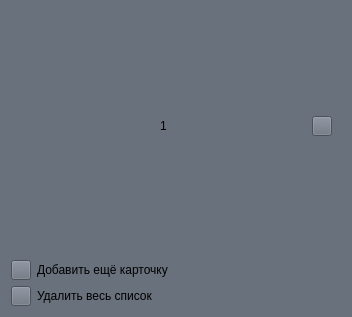
This is src/windowsNedoRello/List/listnedorello.ui in GanenSS/NedoRello as Qt 5 draws it before an edit. The edited form follows.
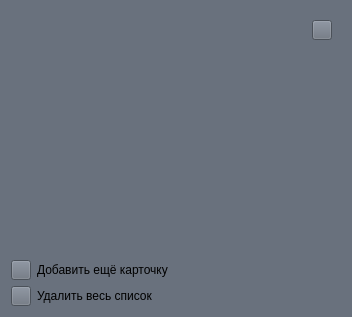
This is the edited form. Icons and pictures are not drawn.

Patch:
```diff
--- a/src/windowsNedoRello/List/listnedorello.ui
+++ b/src/windowsNedoRello/List/listnedorello.ui
@@ -60,7 +60,7 @@
             <item>
              <widget class="QLabel" name="labelTitle">
               <property name="text">
-               <string>1</string>
+               <string/>
               </property>
              </widget>
             </item>
@@ -104,6 +104,19 @@
           </item>
          </layout>
         </item>
+        <item>
+         <spacer name="verticalSpacerForCards">
+          <property name="orientation">
+           <enum>Qt::Vertical</enum>
+          </property>
+          <property name="sizeHint" stdset="0">
+           <size>
+            <width>20</width>
+            <height>40</height>
+           </size>
+          </property>
+         </spacer>
+        </item>
        </layout>
       </item>
      </layout>
```
